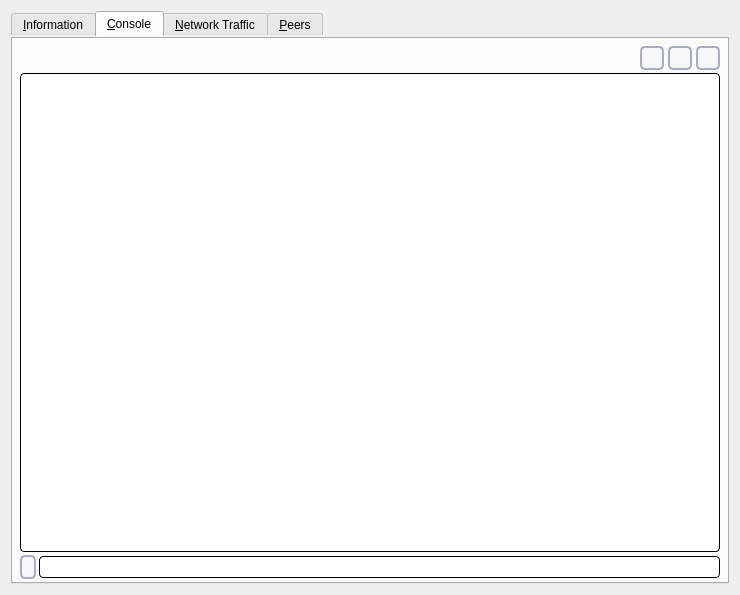
Old version of the form src/qt/forms/debugwindow.ui in the repository navcoin/navcoin-core.
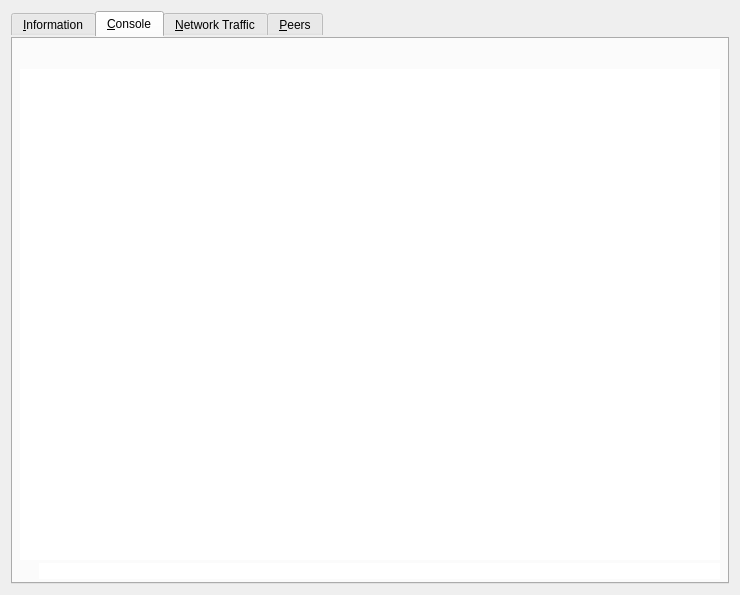
New version of the form. The open tabs and pages were chosen to show the change. Icons and pictures are not drawn. Custom widgets are drawn as their Qt base class.

What changed in the file:
```diff
--- a/src/qt/forms/debugwindow.ui
+++ b/src/qt/forms/debugwindow.ui
@@ -443,7 +443,7 @@
             <string>Decrease font size</string>
            </property>
            <property name="styleSheet">
-            <string notr="true"> background: #f6f6f6; border: 2px solid #a9adc4; border-radius: 5px; padding: 6px; text-transform: uppercase; color: #616998; font-weight: bold</string>
+            <string notr="true"/>
            </property>
            <property name="text">
             <string/>
@@ -478,7 +478,7 @@
             <string>Increase font size</string>
            </property>
            <property name="styleSheet">
-            <string notr="true"> background: #f6f6f6; border: 2px solid #a9adc4; border-radius: 5px; padding: 6px; text-transform: uppercase; color: #616998; font-weight: bold</string>
+            <string notr="true"/>
            </property>
            <property name="text">
             <string/>
@@ -516,7 +516,7 @@
             <enum>Qt::LeftToRight</enum>
            </property>
            <property name="styleSheet">
-            <string notr="true"> background: #f6f6f6; border: 2px solid #a9adc4; border-radius: 5px; padding: 6px; text-transform: uppercase; color: #616998; font-weight: bold</string>
+            <string notr="true"/>
            </property>
            <property name="text">
             <string/>
@@ -547,7 +547,7 @@
           </size>
          </property>
          <property name="styleSheet">
-          <string notr="true">background: #fff; border-radius: 4px; border: 1px solid #000; padding:2px</string>
+          <string notr="true"/>
          </property>
          <property name="readOnly">
           <bool>true</bool>
@@ -577,7 +577,7 @@
             </size>
            </property>
            <property name="styleSheet">
-            <string notr="true"> background: #f6f6f6; border: 2px solid #a9adc4; border-radius: 5px; padding: 6px; text-transform: uppercase; color: #616998; font-weight: bold</string>
+            <string notr="true"/>
            </property>
            <property name="text">
             <string/>
@@ -604,7 +604,7 @@
          <item>
           <widget class="QLineEdit" name="lineEdit">
            <property name="styleSheet">
-            <string notr="true">background: #fff; border-radius: 4px; border: 1px solid #000; padding:2px</string>
+            <string notr="true"/>
            </property>
            <property name="placeholderText">
             <string/>
```
Left out of the diff: 2 changed lines with no effect on the pictures.
